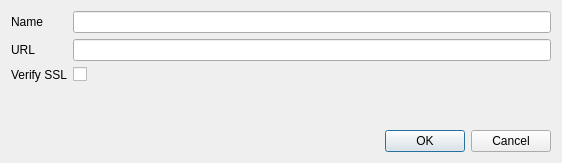
Before: the Qt Designer form src/conan_app_launcher/ui/views/conan_conf/dialogs/remote_edit_dialog.ui in goszpeti/conan_explorer, drawn with Qt 5.
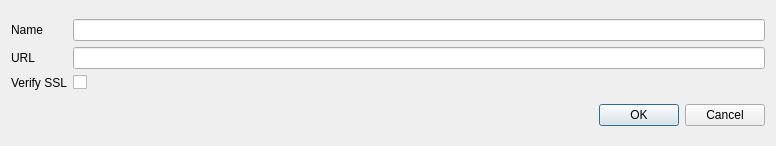
After: the same form once the commit is applied.

Commit message: Added global remote update, updated remote dialogs and added further tests

```diff
--- a/src/conan_app_launcher/ui/views/conan_conf/dialogs/remote_edit_dialog.ui
+++ b/src/conan_app_launcher/ui/views/conan_conf/dialogs/remote_edit_dialog.ui
@@ -6,12 +6,12 @@
    <rect>
     <x>0</x>
     <y>0</y>
-    <width>562</width>
-    <height>163</height>
+    <width>776</width>
+    <height>146</height>
    </rect>
   </property>
   <property name="sizePolicy">
-   <sizepolicy hsizetype="MinimumExpanding" vsizetype="MinimumExpanding">
+   <sizepolicy hsizetype="MinimumExpanding" vsizetype="Fixed">
     <horstretch>1</horstretch>
     <verstretch>1</verstretch>
    </sizepolicy>
@@ -98,13 +98,6 @@
      </item>
     </layout>
    </item>
-   <item>
-    <widget class="QLabel" name="note_label">
-     <property name="text">
-      <string/>
-     </property>
-    </widget>
-   </item>
    <item>
     <widget class="QDialogButtonBox" name="button_box">
      <property name="sizePolicy">
```
The commit also changes 7 other files.
